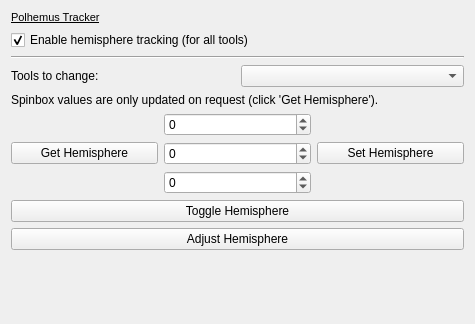
The window that Modules/IGTUI/Qmitk/QmitkPolhemusTrackerWidget.ui (MITK/MITK) describes before a commit, drawn with Qt 5.
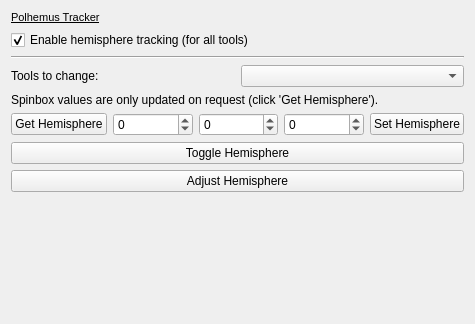
The same window after the commit.

Commit message: Index for Polhemus Interface is identical with toolname, i.e. starts with 1 not with 0.

What changed in the file:
```diff
--- a/Modules/IGTUI/Qmitk/QmitkPolhemusTrackerWidget.ui
+++ b/Modules/IGTUI/Qmitk/QmitkPolhemusTrackerWidget.ui
@@ -70,8 +70,6 @@
       </widget>
      </item>
      <item>
-      <layout class="QVBoxLayout" name="verticalLayout_2">
-       <item>
         <widget class="QSpinBox" name="m_Hemisphere_X">
          <property name="minimum">
           <number>-10</number>
@@ -100,8 +98,6 @@
           <number>10</number>
          </property>
         </widget>
-       </item>
-      </layout>
      </item>
      <item>
       <widget class="QPushButton" name="m_SetHemisphere">
```
Lines whose indentation alone changed are shown as unchanged. The commit also changes 1 other file.
